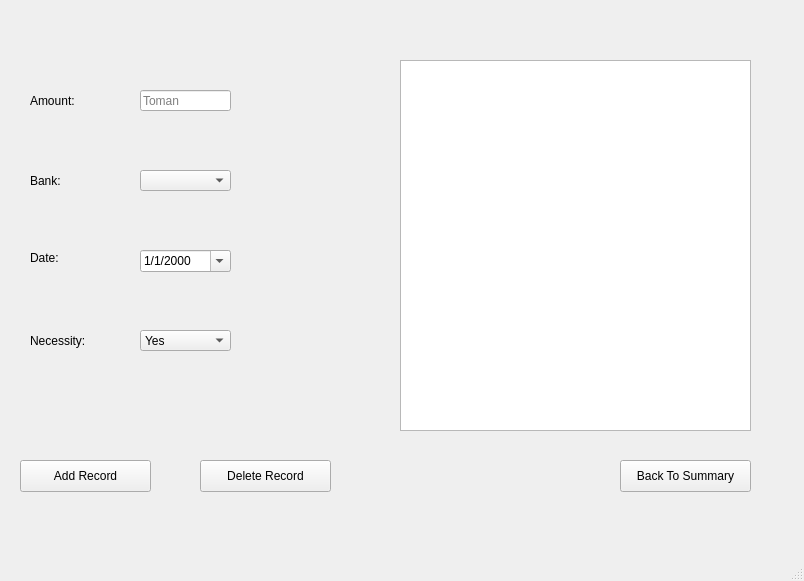
mahdi-cs50/reservation, file form.ui: the form before one commit.
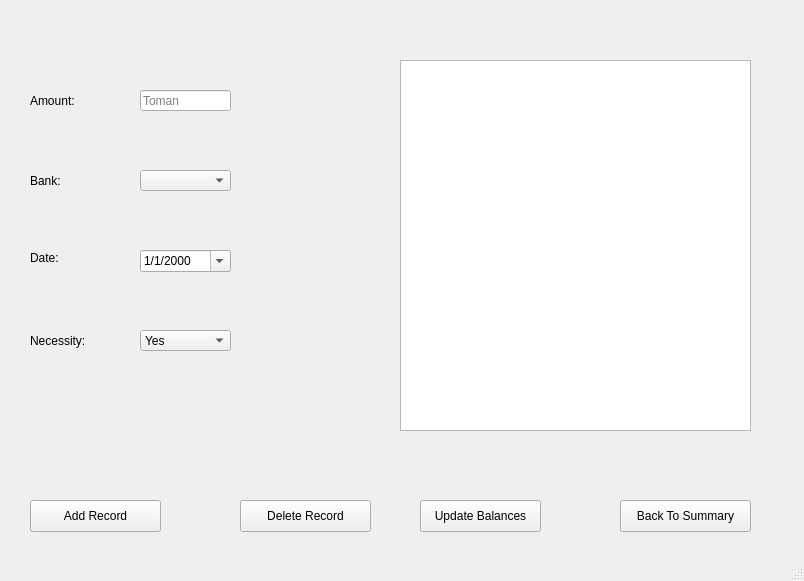
The form after the commit. The open tabs and pages were chosen to show the change.

Commit message: changed button placement and set days limit to higher

What changed in the file:
```diff
--- a/form.ui
+++ b/form.ui
@@ -20,7 +20,7 @@
       <x>0</x>
       <y>0</y>
       <width>801</width>
-      <height>511</height>
+      <height>561</height>
      </rect>
     </property>
     <property name="toolTip">
@@ -46,8 +46,8 @@
      <widget class="QPushButton" name="add_record_button">
       <property name="geometry">
        <rect>
-        <x>20</x>
-        <y>460</y>
+        <x>30</x>
+        <y>500</y>
         <width>131</width>
         <height>32</height>
        </rect>
@@ -177,7 +177,7 @@
       <property name="geometry">
        <rect>
         <x>620</x>
-        <y>460</y>
+        <y>500</y>
         <width>131</width>
         <height>32</height>
        </rect>
@@ -189,8 +189,8 @@
      <widget class="QPushButton" name="delete_record_income_expense_button">
       <property name="geometry">
        <rect>
-        <x>200</x>
-        <y>460</y>
+        <x>240</x>
+        <y>500</y>
         <width>131</width>
         <height>32</height>
        </rect>
@@ -199,6 +199,19 @@
        <string>Delete Record</string>
       </property>
      </widget>
+     <widget class="QPushButton" name="update_balances_button_income_expense">
+      <property name="geometry">
+       <rect>
+        <x>420</x>
+        <y>500</y>
+        <width>121</width>
+        <height>32</height>
+       </rect>
+      </property>
+      <property name="text">
+       <string>Update Balances</string>
+      </property>
+     </widget>
     </widget>
     <widget class="QWidget" name="bank_account">
      <widget class="QLabel" name="apr_label">
```
Left out of the diff: 18 changed lines with no effect on the pictures. The commit also changes 1 other file.
